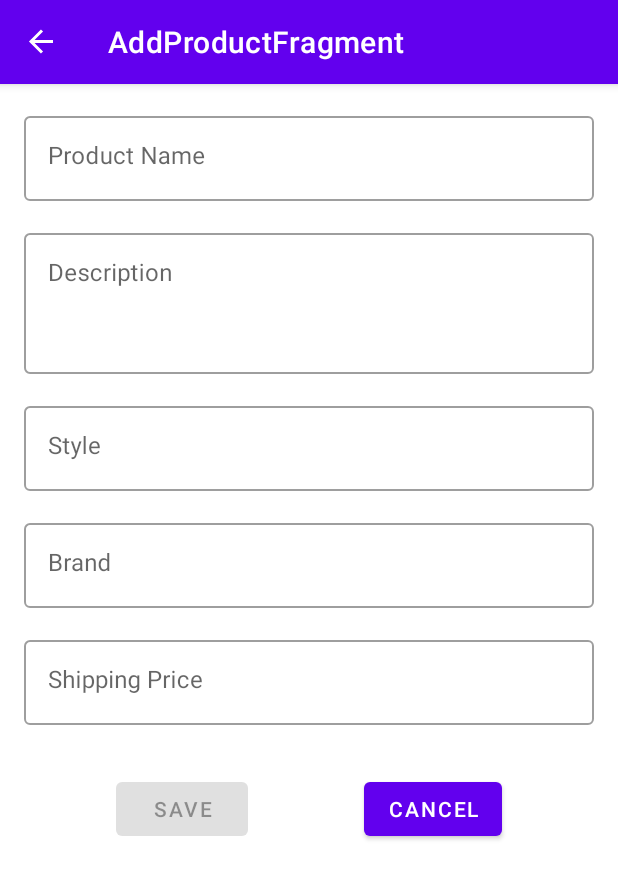
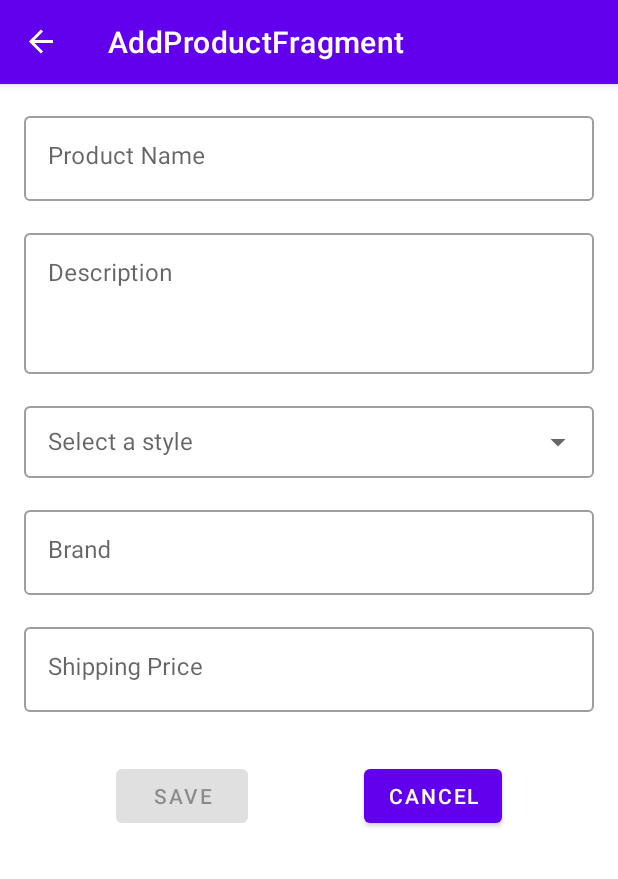
Before and after one commit to jheske/KotlinWithRetrofitAndDagger, an Android app: the AddProductFragment screen opened through its navigation route, on a phone screen of 412 x 824 dp. Shown: the top 879 px of the screen. Run offline under Robolectric (Android 15) with nearby library versions, the phone set to English and light mode, and no system bars; our stand-ins replace Dagger/Hilt's generated code, data binding, navigation-ui, paging.

Commit message:
Add style dropdown

```diff
--- a/app/src/main/java/com/example/commentsold/data/network/model/CreateProduct.kt
+++ b/app/src/main/java/com/example/commentsold/data/network/model/CreateProduct.kt
@@ -3,8 +3,8 @@ package com.example.commentsold.data.network.model
 data class CreateProduct(
     val product_name: String,
     val description: String,
+    val style: String,
     val brand: String,
-    val style: String,
     val shipping_price_cents: Int,
     val url: Int?=null,
 )
--- a/app/src/main/java/com/example/commentsold/data/repository/Repository.kt
+++ b/app/src/main/java/com/example/commentsold/data/repository/Repository.kt
@@ -111,7 +111,7 @@ class Repository @Inject constructor(
     suspend fun deleteProduct(productId: Int): Flow<NetworkResult<UpdateProductResponse>> {
         return flow {
             emit(safeApiCall {
-                remoteDataSource.deleteProduct(productId=9999)
+                remoteDataSource.deleteProduct(productId)
             })
         }.map { response ->
             response
--- a/app/src/main/java/com/example/commentsold/ui/addproduct/AddProductFragment.kt
+++ b/app/src/main/java/com/example/commentsold/ui/addproduct/AddProductFragment.kt
@@ -1,9 +1,13 @@
 package com.example.commentsold.ui.addproduct
 
+import android.R
 import android.os.Bundle
 import android.view.LayoutInflater
 import android.view.View
 import android.view.ViewGroup
+import android.widget.AdapterView
+import android.widget.ArrayAdapter
+import android.widget.Toast
 import androidx.fragment.app.Fragment
 import androidx.fragment.app.viewModels
 import com.example.commentsold.databinding.FragmentAddProductBinding
@@ -11,6 +15,7 @@ import dagger.hilt.android.AndroidEntryPoint
 import androidx.lifecycle.Observer
 import androidx.navigation.fragment.navArgs
 import com.example.commentsold.ui.productdetails.ProductDetailsFragmentArgs
+import com.example.commentsold.utils.Keyboard
 
 @AndroidEntryPoint
 class AddProductFragment : Fragment() {
@@ -39,23 +44,60 @@ class AddProductFragment : Fragment() {
     override fun onViewCreated(view: View, savedInstanceState: Bundle?) {
         super.onViewCreated(view, savedInstanceState)
 
-        args.product?.let {
-            viewModel.getProduct(it.id)
-        }
+        viewModel.getStyles()
     }
 
     private fun setupObservers() {
         viewModel.productAddedSuccess.observe(viewLifecycleOwner, Observer {
             requireActivity().onBackPressed()
         })
+        viewModel.stylesList.observe(viewLifecycleOwner, Observer {
+            setupStylesAutocomplete(it)
+            args.product?.let {product ->
+                viewModel.getProduct(product.id)
+            }
+        })
+
+    }
+
+    private fun setupStylesAutocomplete(styles: List<String>) {
+        var style: String=""
+
+        val adapter = ArrayAdapter(
+            requireContext(),
+            R.layout.simple_dropdown_item_1line,
+            styles
+        )
+
+        binding.styleTextView.apply {
+            setAdapter(adapter)
+            // Auto complete threshold
+            // The minimum number of characters to type to show the drop down
+            threshold = 1
+
+            onItemClickListener =
+                AdapterView.OnItemClickListener { parent, view, position, id ->
+                    val selectedItem = parent.getItemAtPosition(position).toString()
+                    style = selectedItem
+                    Keyboard.dismiss(this)
+                }
+
+            setOnDismissListener { }
+            // Display the suggestion dropdown on focus
+            onFocusChangeListener = View.OnFocusChangeListener { view, b ->
+                if (b) {
+                    showDropDown()
+                }
+            }
+        }
     }
 
     private fun setupClickListeners() {
         binding.saveButton.setOnClickListener {
             args.product?.let {
+                viewModel.updateProduct()
+            } ?: run {
                 viewModel.addProduct()
-            } ?: run {
-                viewModel.updateProduct()
             }
         }
         binding.cancelButton.setOnClickListener {
--- a/app/src/main/java/com/example/commentsold/ui/addproduct/AddProductViewModel.kt
+++ b/app/src/main/java/com/example/commentsold/ui/addproduct/AddProductViewModel.kt
@@ -15,7 +15,9 @@ class AddProductViewModel @Inject constructor(
 ) : ViewModel() {
     private val _productAddedSuccess = MutableLiveData<Boolean>()
     val productAddedSuccess: LiveData<Boolean> = _productAddedSuccess
-    val showExtraProductFields = MutableLiveData(false)
+
+    val _stylesList = MutableLiveData<List<String>>()
+    val stylesList: LiveData<List<String>> = _stylesList
 
     val productName = MutableLiveData<String>()
     val description = MutableLiveData<String>()
@@ -132,7 +134,6 @@ class AddProductViewModel @Inject constructor(
                         price.value = data.product.shippingPriceString()
                         productId = data.product.id
                     }
-                    showExtraProductFields.value = true
                 }
         }
 
@@ -140,7 +141,7 @@ class AddProductViewModel @Inject constructor(
         viewModelScope.launch {
             repository.getStyles()
                 .collect {
-                    Log.d("viewmodel", "Product created")
+                    _stylesList.value = it.data?.styles ?: listOf()
                 }
         }
 }
--- a/app/src/main/res/layout/fragment_add_product.xml
+++ b/app/src/main/res/layout/fragment_add_product.xml
@@ -65,26 +65,55 @@
             </com.google.android.material.textfield.TextInputLayout>
 
             <com.google.android.material.textfield.TextInputLayout
+                style="@style/Widget.MaterialComponents.TextInputLayout.OutlinedBox.ExposedDropdownMenu"
                 android:id="@+id/styleTextLayout"
-                style="@style/Widget.MaterialComponents.TextInputLayout.OutlinedBox"
                 android:layout_width="match_parent"
                 android:layout_height="0dp"
-                android:layout_marginHorizontal="@dimen/material_large"
-                android:layout_marginTop="@dimen/material_large"
-                android:hint="@string/style"
-                app:error="@{viewModel.styleValidator.error}"
-                app:layout_constraintTop_toBottomOf="@id/descriptionTextLayout">
+                android:layout_margin="@dimen/material_large"
+                android:hint="Select a style"
+                app:expandedHintEnabled="true"
+                app:endIconMode="dropdown_menu"
+                app:layout_constraintTop_toBottomOf="@id/descriptionTextLayout"
+                app:layout_constraintStart_toStartOf="parent">
 
-                <com.google.android.material.textfield.TextInputEditText
-                    android:id="@+id/styleEditText"
+                <AutoCompleteTextView
+                    android:id="@+id/styleTextView"
                     android:layout_width="match_parent"
                     android:layout_height="wrap_content"
-                    android:gravity="top"
-                    android:lines="1"
-                    android:singleLine="false"
                     android:text="@={viewModel.style}"
-                    tools:text="My Product's Style" />
+                    android:inputType="textAutoComplete"
+                    android:singleLine="true"
+                    android:ellipsize="end"
+                    android:paddingTop="4dp"
+                    android:paddingBottom="@dimen/material_small"
+                    android:paddingStart="@dimen/material_large"
+                    android:paddingEnd="@dimen/material_large"
+                    android:ems="75"
+                    android:completionThreshold="1"
+                    android:digits="@string/alphanumeric" />
             </com.google.android.material.textfield.TextInputLayout>
+
+<!--            <com.google.android.material.textfield.TextInputLayout-->
+<!--                android:id="@+id/styleTextLayout"-->
+<!--                style="@style/Widget.MaterialComponents.TextInputLayout.OutlinedBox"-->
+<!--                android:layout_width="match_parent"-->
+<!--                android:layout_height="0dp"-->
+<!--                android:layout_marginHorizontal="@dimen/material_large"-->
+<!--                android:layout_marginTop="@dimen/material_large"-->
+<!--                android:hint="@string/style"-->
+<!--                app:error="@{viewModel.styleValidator.error}"-->
+<!--                app:layout_constraintTop_toBottomOf="@id/descriptionTextLayout">-->
+
+<!--                <com.google.android.material.textfield.TextInputEditText-->
+<!--                    android:id="@+id/styleEditText"-->
+<!--                    android:layout_width="match_parent"-->
+<!--                    android:layout_height="wrap_content"-->
+<!--                    android:gravity="top"-->
+<!--                    android:lines="1"-->
+<!--                    android:singleLine="false"-->
+<!--                    android:text="@={viewModel.style}"-->
+<!--                    tools:text="My Product's Style" />-->
+<!--            </com.google.android.material.textfield.TextInputLayout>-->
 
             <com.google.android.material.textfield.TextInputLayout
                 android:id="@+id/brandTextLayout"
--- a/app/src/main/res/values/strings.xml
+++ b/app/src/main/res/values/strings.xml
@@ -29,6 +29,7 @@
     <string name="edit">Edit product</string>
     <string name="delete_product">Delete Error</string>
     <string name="error_deleting_product">Error deleting product id %d</string>
+    <string name="alphanumeric">ABCDEFGHIJKLMNOPQRSTUVWXYZabcdefghijklmnopqrstuvwxyz1234567890</string>
 
     <string name="invalid_product_id">Product ID cannot be empty</string>
     <string name="invalid_product_name">Product name cannot be empty</string>
```
Also changed, not shown: app/src/main/java/com/example/commentsold/utils/Keyboard.kt (added, +43 -0 lines).
